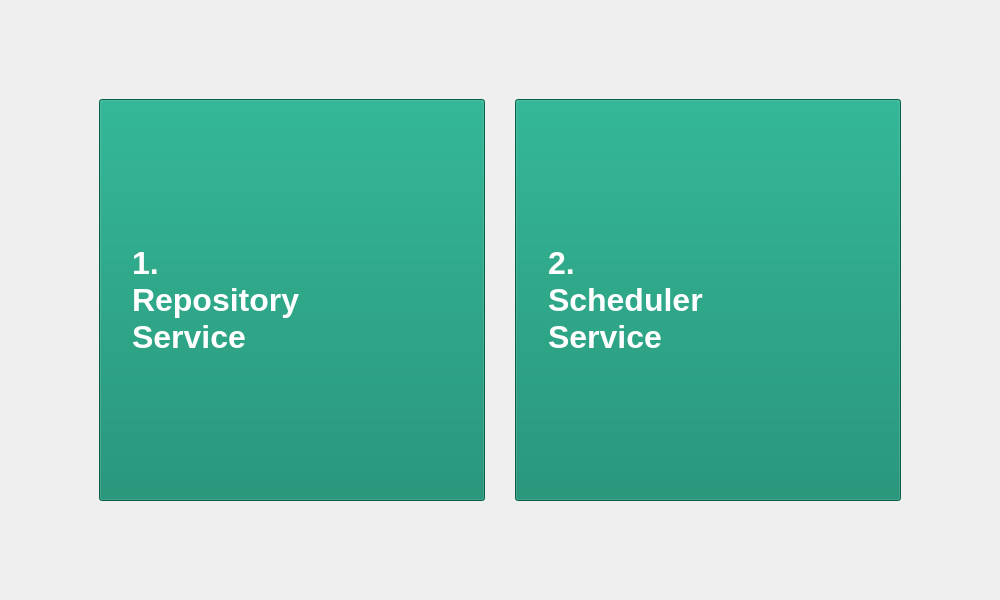
This is src/gui/tabs/services_tab.ui in HPE-Backup-and-Recovery-System/ResilioZ as Qt 5 draws it before an edit. The edited form follows.
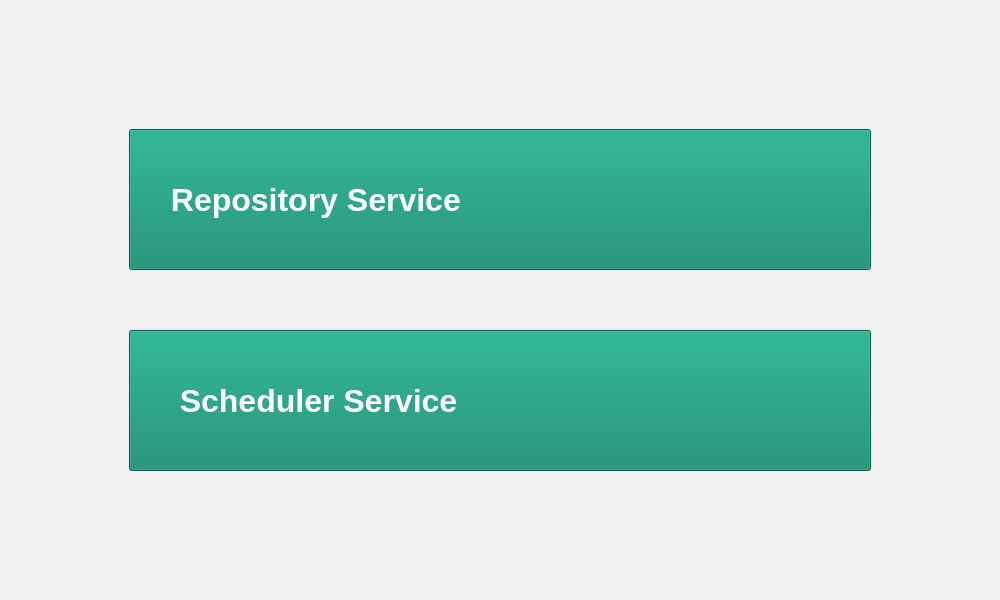
This is the edited form. The open tabs and pages were chosen to show the change. Icons and pictures are not drawn.

```diff
--- a/src/gui/tabs/services_tab.ui
+++ b/src/gui/tabs/services_tab.ui
@@ -95,26 +95,26 @@
          <property name="autoFillBackground">
           <bool>true</bool>
          </property>
-         <layout class="QHBoxLayout" name="horizontalLayout">
+         <layout class="QVBoxLayout" name="verticalLayout_2">
           <property name="spacing">
-           <number>30</number>
+           <number>60</number>
           </property>
           <property name="leftMargin">
-           <number>90</number>
+           <number>120</number>
           </property>
           <property name="topMargin">
-           <number>90</number>
+           <number>120</number>
           </property>
           <property name="rightMargin">
-           <number>90</number>
+           <number>120</number>
           </property>
           <property name="bottomMargin">
-           <number>90</number>
+           <number>120</number>
           </property>
           <item>
            <widget class="QPushButton" name="repoSvcBtn">
             <property name="sizePolicy">
-             <sizepolicy hsizetype="Minimum" vsizetype="MinimumExpanding">
+             <sizepolicy hsizetype="Preferred" vsizetype="Preferred">
               <horstretch>0</horstretch>
               <verstretch>0</verstretch>
              </sizepolicy>
@@ -126,9 +126,11 @@
              </size>
             </property>
             <property name="text">
-             <string>1. 
-Repository
-Service</string>
+             <string> Repository Service</string>
+            </property>
+            <property name="icon">
+             <iconset resource="../resources/assets.qrc">
+              <normaloff>:/assets/icons/icons/folder-open.svg</normaloff>:/assets/icons/icons/folder-open.svg</iconset>
             </property>
             <property name="iconSize">
              <size>
@@ -156,7 +158,7 @@
           <item>
            <widget class="QPushButton" name="schSvcBtn">
             <property name="sizePolicy">
-             <sizepolicy hsizetype="Minimum" vsizetype="MinimumExpanding">
+             <sizepolicy hsizetype="Preferred" vsizetype="Preferred">
               <horstretch>0</horstretch>
               <verstretch>0</verstretch>
              </sizepolicy>
@@ -168,9 +170,11 @@
              </size>
             </property>
             <property name="text">
-             <string>2. 
-Scheduler 
-Service</string>
+             <string>  Scheduler Service</string>
+            </property>
+            <property name="icon">
+             <iconset resource="../resources/assets.qrc">
+              <normaloff>:/assets/icons/icons/hourglass-end.svg</normaloff>:/assets/icons/icons/hourglass-end.svg</iconset>
             </property>
            </widget>
           </item>
```
Left out of the diff: 10 changed lines with no effect on the pictures.
